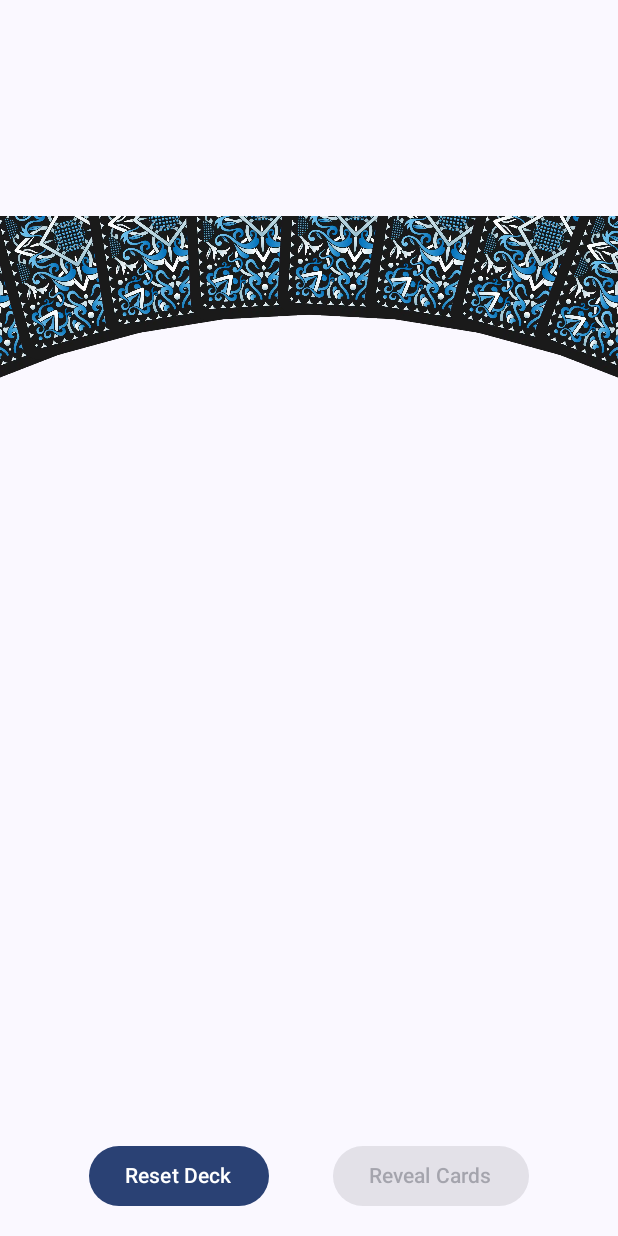
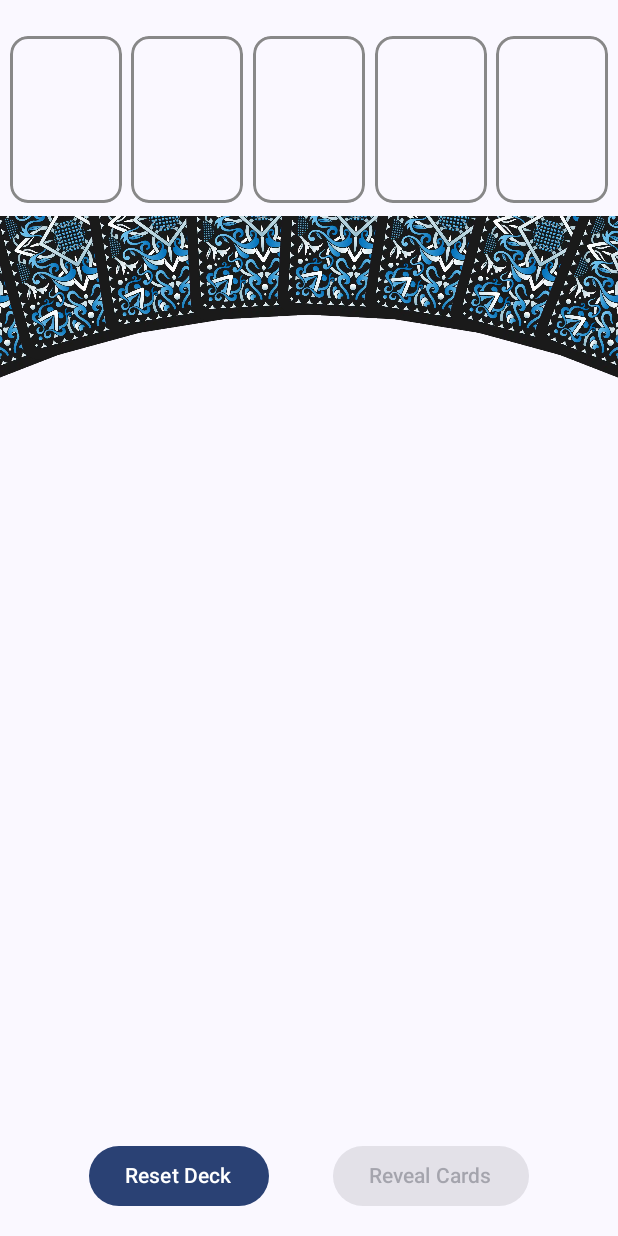
Before and after one commit to knishant362/dharma-android, an Android app built with Jetpack Compose: the composable TarotCardGameScreen shown on its own in the app's theme, after a tap on "Reset Deck", on a phone screen of 412 x 824 dp. Run offline under Robolectric (Android 15) with nearby library versions, the phone set to English and light mode, and no system bars; 7 statements that could not run were skipped.

Commit message:
fix: card selection and reveal flow

```diff
--- a/app/src/main/java/com/aurora/app/ui/components/BottomCardDeck.kt
+++ b/app/src/main/java/com/aurora/app/ui/components/BottomCardDeck.kt
@@ -1,13 +1,12 @@
 package com.aurora.app.ui.components
 
-import androidx.compose.animation.core.Animatable
-import androidx.compose.animation.core.tween
 import androidx.compose.foundation.Image
 import androidx.compose.foundation.border
 import androidx.compose.foundation.clickable
 import androidx.compose.foundation.gestures.detectHorizontalDragGestures
 import androidx.compose.foundation.layout.Arrangement
 import androidx.compose.foundation.layout.Box
+import androidx.compose.foundation.layout.BoxWithConstraints
 import androidx.compose.foundation.layout.Column
 import androidx.compose.foundation.layout.Row
 import androidx.compose.foundation.layout.fillMaxSize
@@ -15,15 +14,15 @@ import androidx.compose.foundation.layout.fillMaxWidth
 import androidx.compose.foundation.layout.height
 import androidx.compose.foundation.layout.padding
 import androidx.compose.foundation.layout.size
+import androidx.compose.foundation.layout.width
 import androidx.compose.foundation.shape.RoundedCornerShape
 import androidx.compose.material3.Button
 import androidx.compose.material3.Text
 import androidx.compose.runtime.Composable
-import androidx.compose.runtime.LaunchedEffect
 import androidx.compose.runtime.mutableFloatStateOf
 import androidx.compose.runtime.mutableStateListOf
+import androidx.compose.runtime.mutableStateOf
 import androidx.compose.runtime.remember
-import androidx.compose.runtime.rememberCoroutineScope
 import androidx.compose.ui.Alignment
 import androidx.compose.ui.Modifier
 import androidx.compose.ui.draw.clip
@@ -38,7 +37,6 @@ import androidx.compose.ui.platform.LocalDensity
 import androidx.compose.ui.res.painterResource
 import androidx.compose.ui.unit.dp
 import com.aurora.app.R
-import kotlinx.coroutines.launch
 import kotlin.math.cos
 import kotlin.math.sin
 
@@ -49,7 +47,6 @@ data class TarotCard(
     val backImageRes: Int,
     var isFlipped: Boolean = false
 )
-
 @Composable
 fun RotatableFanCardDeck(
     cards: List<TarotCard>,
@@ -83,18 +80,19 @@ fun RotatableFanCardDeck(
             val rad = Math.toRadians(angle.toDouble())
             val x = sin(rad) * baseRadius
             val y = -cos(rad) * baseRadius
+            val isSelected = selectedCards.any { it.id == card.id }
 
             TarotCardItem(
                 card = card,
                 angle = angle,
                 translationX = x.toFloat(),
                 translationY = y.toFloat(),
+                isSelected = isSelected,
                 onClick = { onCardSelected(card) }
             )
         }
     }
 }
-
 
 fun generateTarotCards(count: Int = 24): List<TarotCard> {
     return List(count) { index ->
@@ -108,11 +106,14 @@ fun generateTarotCards(count: Int = 24): List<TarotCard> {
 
 @Composable
 fun TarotCardGameScreen() {
-    LocalDensity.current
     val cards = remember { mutableStateListOf<TarotCard>().apply { addAll(generateTarotCards()) } }
     val selectedCards = remember { mutableStateListOf<TarotCard>() }
+    val isRevealed = remember { mutableStateOf(false) }
 
     Column(modifier = Modifier.fillMaxSize()) {
+
+        TopSelectedCardsRow(selectedCards = selectedCards, isRevealed = isRevealed.value)
+
         Box(
             modifier = Modifier
                 .fillMaxWidth()
@@ -122,10 +123,8 @@ fun TarotCardGameScreen() {
                 cards = cards,
                 selectedCards = selectedCards,
                 onCardSelected = { selected ->
-                    if (!selectedCards.contains(selected) && selectedCards.size < 5) {
-                        val index = cards.indexOfFirst { it.id == selected.id }
-                        cards[index] = selected.copy(isFlipped = true)
-                        selectedCards.add(cards[index])
+                    if (selectedCards.size < 5 && !selectedCards.contains(selected)) {
+                        selectedCards.add(selected)
                     }
                 },
                 modifier = Modifier.align(Alignment.BottomCenter)
@@ -140,17 +139,14 @@ fun TarotCardGameScreen() {
         ) {
             Button(onClick = {
                 selectedCards.clear()
-                cards.replaceAll { it.copy(isFlipped = false) }
+                isRevealed.value = false
             }) {
                 Text("Reset Deck")
             }
 
             Button(
                 onClick = {
-                    selectedCards.forEach { selected ->
-                        val index = cards.indexOfFirst { it.id == selected.id }
-                        cards[index] = selected.copy(isFlipped = true)
-                    }
+                    isRevealed.value = true
                 },
                 enabled = selectedCards.size == 5
             ) {
@@ -160,47 +156,36 @@ fun TarotCardGameScreen() {
     }
 }
 
+
 @Composable
 fun TarotCardItem(
     card: TarotCard,
     angle: Float,
     translationX: Float,
     translationY: Float,
+    isSelected: Boolean,
     onClick: () -> Unit
 ) {
-    val rotationY = remember { Animatable(0f) }
     val density = LocalDensity.current
-    val scope = rememberCoroutineScope()
-
-    LaunchedEffect(card.isFlipped) {
-        val target = if (card.isFlipped) 180f else 0f
-        scope.launch {
-            rotationY.animateTo(target, animationSpec = tween(600))
-        }
-    }
-
-    val showFront = rotationY.value > 90f
-    val imageRes = if (showFront) card.frontImageRes else card.backImageRes
 
     Box(
         modifier = Modifier
             .graphicsLayer {
                 this.translationX = translationX
-                this.translationY = translationY
+                this.translationY = translationY + if (isSelected) -40f else 0f
                 this.rotationZ = angle
-                this.rotationY = rotationY.value
                 this.transformOrigin = TransformOrigin(0.5f, 1f)
                 this.cameraDistance = 12 * density.density
             }
-            .clickable { onClick() }
+            .clickable(enabled = !isSelected) { onClick() }
             .border(
                 width = 2.dp,
-                color = if (card.isFlipped) Color.Yellow else Color.Transparent,
+                color = if (isSelected) Color.Yellow else Color.Transparent,
                 shape = RoundedCornerShape(12.dp)
             )
     ) {
         Image(
-            painter = painterResource(id = imageRes),
+            painter = painterResource(id = card.backImageRes),
             contentDescription = null,
             modifier = Modifier
                 .size(100.dp, 150.dp)
@@ -210,3 +195,47 @@ fun TarotCardItem(
         )
     }
 }
+
+@Composable
+fun TopSelectedCardsRow(
+    selectedCards: List<TarotCard>,
+    isRevealed: Boolean
+) {
+    BoxWithConstraints(
+        modifier = Modifier
+            .fillMaxWidth()
+            .padding(top = 24.dp)
+    ) {
+        val maxCardWidth = (maxWidth - 40.dp) / 5  // Small padding included
+        val cardHeight = maxCardWidth * (3f / 2f)  // Maintain 2:3 aspect ratio
+
+        Row(
+            modifier = Modifier.fillMaxWidth(),
+            horizontalArrangement = Arrangement.SpaceEvenly
+        ) {
+            repeat(5) { index ->
+                val card = selectedCards.getOrNull(index)
+
+                Box(
+                    modifier = Modifier
+                        .width(maxCardWidth)
+                        .height(cardHeight)
+                        .clip(RoundedCornerShape(12.dp))
+                        .border(2.dp, Color.Gray, RoundedCornerShape(12.dp))
+                ) {
+                    card?.let {
+                        val imageRes = if (isRevealed) card.frontImageRes else card.backImageRes
+                        Image(
+                            painter = painterResource(id = imageRes),
+                            contentDescription = null,
+                            modifier = Modifier
+                                .fillMaxSize()
+                                .clip(RoundedCornerShape(12.dp)),
+                            contentScale = ContentScale.Crop
+                        )
+                    }
+                }
+            }
+        }
+    }
+}
```
